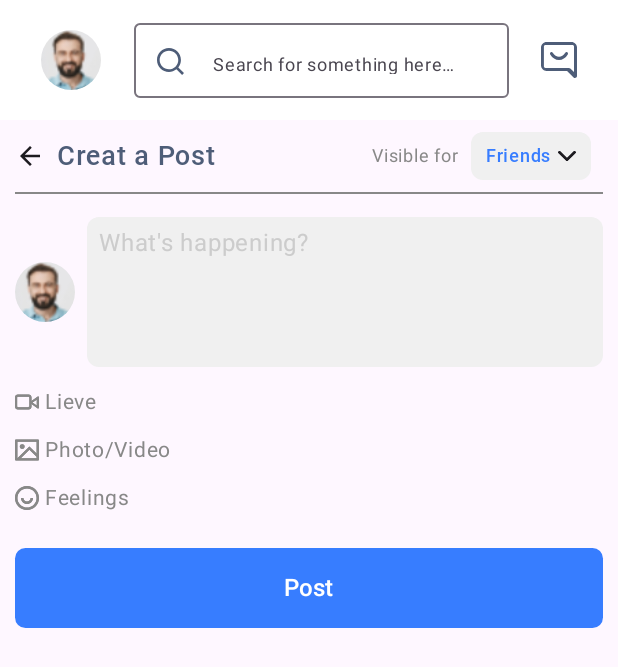
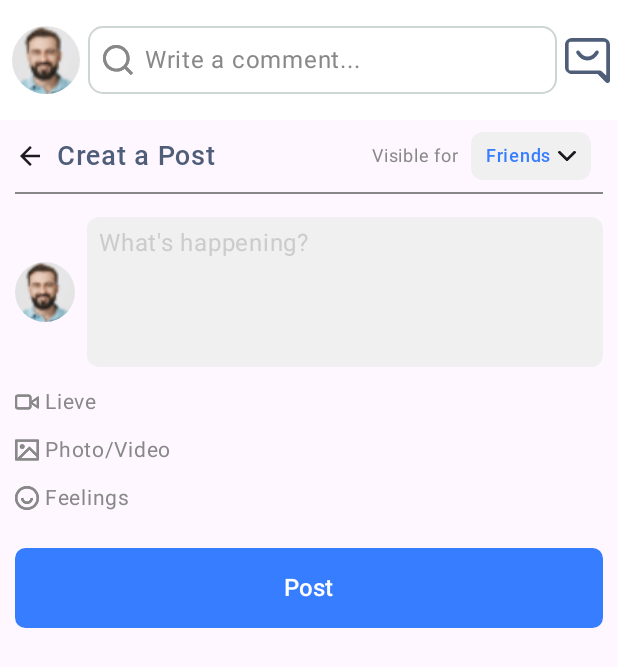
Before and after one commit to saif-uddin-shrabon/Meetmax, an Android app built with Jetpack Compose: the MainScreen screen opened through its navigation route, after a tap on "What's happening?", on a phone screen of 412 x 824 dp. Shown: the top 667 px of the screen. Run offline under Robolectric (Android 15) with nearby library versions, the phone set to English and light mode, and no system bars; our stand-ins replace Dagger/Hilt's generated code, Firebase (no records; nobody signed in at launch, a user with empty details on screens opened directly), livedata-compose; pictures from the network do not load.

Commit message:
Story Functionality

```diff
--- a/app/src/main/java/com/lilab/meetmax/Pages/AppComponent/CommonCmponent.kt
+++ b/app/src/main/java/com/lilab/meetmax/Pages/AppComponent/CommonCmponent.kt
@@ -4,9 +4,11 @@ import androidx.compose.animation.AnimatedVisibility
 import androidx.compose.foundation.BorderStroke
 import androidx.compose.foundation.Image
 import androidx.compose.foundation.background
+import androidx.compose.foundation.border
 import androidx.compose.foundation.layout.Arrangement
 import androidx.compose.foundation.layout.Box
 import androidx.compose.foundation.layout.Column
+import androidx.compose.foundation.layout.Row
 import androidx.compose.foundation.layout.Row
 import androidx.compose.foundation.layout.Spacer
 import androidx.compose.foundation.layout.fillMaxSize
@@ -28,6 +30,7 @@ import androidx.compose.material3.CircularProgressIndicator
 import androidx.compose.material3.Divider
 import androidx.compose.material3.Icon
 import androidx.compose.material3.MaterialTheme
+import androidx.compose.material3.OutlinedTextField
 import androidx.compose.material3.Text
 import androidx.compose.material3.TextButton
 import androidx.compose.runtime.Composable
@@ -37,6 +40,7 @@ import androidx.compose.ui.draw.clip
 import androidx.compose.ui.graphics.Color
 import androidx.compose.ui.res.colorResource
 import androidx.compose.ui.res.painterResource
+import androidx.compose.ui.res.stringResource
 import androidx.compose.ui.text.TextStyle
 import androidx.compose.ui.text.font.Font
 import androidx.compose.ui.text.font.FontFamily
@@ -45,13 +49,12 @@ import androidx.compose.ui.text.style.TextAlign
 import androidx.compose.ui.tooling.preview.Preview
 import androidx.compose.ui.unit.dp
 import androidx.compose.ui.unit.sp
-import com.lilab.meetmax.Pages.MainPages.SearchBar
 import com.lilab.meetmax.R
-import com.lilab.meetmax.services.domain.AuthEvents
-import com.lilab.meetmax.ui.theme.IconDark
 import com.lilab.meetmax.ui.theme.LightColorScheme
-import com.lilab.meetmax.ui.theme.textColor
 
+
+
+// Header Section
 @Composable
 fun Header(){
     Row(
@@ -125,7 +128,7 @@ fun Header(){
 }
 
 
-
+// Static Section are used for Login and Signup
 @Composable
 fun StaticSection(title: String, subtitle: String, newlineTex : String){
 
@@ -323,37 +326,80 @@ fun ToolbarSection() {
         verticalAlignment = Alignment.CenterVertically
     ) {
 
-        Spacer(modifier = Modifier.width(5.dp))
+        Spacer(modifier = Modifier.width(8.dp))
 
-        Box(
-            contentAlignment = Alignment.Center
-        ) {
+
             Image(
                 painter = painterResource(id = R.drawable.profile),
                 contentDescription = null,
                 modifier = Modifier
-                    .size(40.dp)
+                    .size(45.dp)
                     .clip(CircleShape)
             )
+        Spacer(modifier = Modifier.width(5.dp))
+
+        Row(
+            modifier = Modifier
+                .height(45.dp)
+                .weight(1f)
+                .background(Color.White)
+                .border(1.dp, colorResource(id = R.color.borderColor), RoundedCornerShape(10.dp)),
+
+            verticalAlignment = Alignment.CenterVertically,
+
+            ) {
+
+            Row(
+                modifier = Modifier.padding(start = 10.dp),
+                verticalAlignment = Alignment.CenterVertically,
+                horizontalArrangement = Arrangement.End
+            ) {
+
+                Icon(
+                    painter = painterResource(id = R.drawable.search),
+                    contentDescription = "Send",
+                    modifier = Modifier.size(20.dp),
+                    tint = Color.Gray
+                )
+
+            }
+            Spacer(modifier = Modifier.width(8.dp) )
+            BasicTextField(
+                value = "",
+                onValueChange = {},
+                singleLine = true,
+                modifier = Modifier.weight(1f),
+
+                decorationBox = { innerTextField ->
+                    Text(
+                        text = "Write a comment...",
+                        color = Color.Gray,
+
+
+                        )
+
+                    innerTextField()
+                },
+
+
+                )
+
+
+
 
         }
-        SearchBar()
 
-        Box(
-            contentAlignment = Alignment.Center
-        ) {
+        Spacer(modifier = Modifier.width(5.dp) )
             Image(
                 painter = painterResource(id = R.drawable.message),
                 contentDescription = "Angle Down Icon",
                 Modifier
-                    .size(24.dp)
+                    .size(30.dp)
+
 
             )
 
-        }
-
         Spacer(modifier = Modifier.width(5.dp))
-
 
     }
 }
@@ -509,8 +555,10 @@ fun HeaderLayout() {
 
    // StaticSection(title = "Login", subtitle ="Hello", newlineTex ="welcome")
 
-   // Header()
+  //  Header()
     //NoPostFound()
 
-    WarningDialog(title = "Warning", message = "Are you sure you want to delete this post?",  onConfirm = {})
+    ToolbarSection()
+
+   // WarningDialog(title = "Warning", message = "Are you sure you want to delete this post?",  onConfirm = {})
 }
--- a/app/src/main/java/com/lilab/meetmax/Pages/AppComponent/MainActivity.kt
+++ b/app/src/main/java/com/lilab/meetmax/Pages/AppComponent/MainActivity.kt
@@ -26,7 +26,6 @@ class MainActivity : ComponentActivity() {
            MeetmaxTheme {
                Surface {
                    val navController = rememberNavController()
-                   println("User Pref ID: ${getUserId(this)}")
                    if (getUserId(this) != "") {
                        MainNavigation(authViewModel = authViewModel, postViewModel = postViewModel, navController = navController, startDestination = Destination.MainScreen )
                    } else {
--- a/app/src/main/java/com/lilab/meetmax/Pages/AppComponent/PostSectionCard.kt
+++ b/app/src/main/java/com/lilab/meetmax/Pages/AppComponent/PostSectionCard.kt
@@ -1,5 +1,6 @@
 package com.lilab.meetmax.Pages.AppComponent
 
+import android.service.autofill.OnClickAction
 import androidx.compose.foundation.Image
 import androidx.compose.foundation.background
 import androidx.compose.foundation.border
@@ -56,7 +57,12 @@ fun PostSectionCard(navHostController: NavHostController){
 
    val shape = CircleShape
     var text by remember { mutableStateOf("") }
-    Box(modifier = Modifier.background(Color.White)) {
+    Box(
+        modifier = Modifier.background(Color.White).clickable {
+            navHostController.navigate(Destination.CreatPost)
+        }
+    )
+    {
 
 
         Column(
@@ -86,7 +92,7 @@ fun PostSectionCard(navHostController: NavHostController){
                         .padding(horizontal = 16.dp, vertical = 8.dp)
                         .clickable {
 
-                                navHostController.navigate(Destination.CreatPost)
+                               navHostController.navigate(Destination.CreatPost)
                         }
 
                 ) {
@@ -201,7 +207,9 @@ fun PostSectionCard(navHostController: NavHostController){
                         contentColor = Color.White
                     ),
 
-                    onClick = { },
+                    onClick = {
+                              navHostController.navigate(Destination.CreatPost)
+                    },
                 ) {
 
                     Text(
--- a/app/src/main/java/com/lilab/meetmax/Pages/AppComponent/StoryComponent.kt
+++ b/app/src/main/java/com/lilab/meetmax/Pages/AppComponent/StoryComponent.kt
@@ -5,16 +5,24 @@ import androidx.compose.foundation.background
 import androidx.compose.foundation.layout.Arrangement
 import androidx.compose.foundation.layout.Box
 import androidx.compose.foundation.layout.Column
+import androidx.compose.foundation.layout.Spacer
 import androidx.compose.foundation.layout.fillMaxSize
+import androidx.compose.foundation.layout.height
 import androidx.compose.foundation.layout.padding
 import androidx.compose.foundation.layout.size
 import androidx.compose.foundation.shape.CircleShape
+import androidx.compose.foundation.shape.RoundedCornerShape
+import androidx.compose.material3.Card
+import androidx.compose.material3.CardColors
+import androidx.compose.material3.CardDefaults
 import androidx.compose.material3.Text
 import androidx.compose.runtime.Composable
 import androidx.compose.ui.Alignment
 import androidx.compose.ui.Modifier
 import androidx.compose.ui.draw.clip
 import androidx.compose.ui.graphics.Color
+import androidx.compose.ui.modifier.modifierLocalConsumer
+import androidx.compose.ui.res.painterResource
 import androidx.compose.ui.text.font.Font
 import androidx.compose.ui.text.font.FontFamily
 import androidx.compose.ui.text.font.FontWeight
@@ -28,14 +36,13 @@ import com.lilab.meetmax.ui.theme.LightColorScheme
 import com.lilab.meetmax.ui.theme.textColor
 
 @Composable
-fun StoryComponent(imageUrl : String) {
+fun StoryComponent(imageUrl : String, name: String) {
 
 
-    val shape = CircleShape
-    Box(modifier = Modifier.background(Color.White)){
+        val shape = CircleShape
         Column (
 
-            modifier = Modifier.padding(start = 10.dp ,top =16.dp, end = 10.dp, bottom = 16.dp),
+            modifier = Modifier.padding(start = 10.dp, top = 16.dp, end = 10.dp, bottom = 16.dp),
             horizontalAlignment = Alignment.CenterHorizontally,
             verticalArrangement = Arrangement.Center
         ) {
@@ -54,18 +61,115 @@ fun StoryComponent(imageUrl : String) {
                 Box(
                     modifier = Modifier
                         .size(66.dp)
-                        .padding(6.dp)
+                        .padding(1.dp)
                         .background(color = Color.LightGray, shape = shape)
                         .clip(shape)
                 ) {
                     Image(
                         painter = rememberAsyncImagePainter(imageUrl),
                         contentDescription = null,
-                        modifier = Modifier.fillMaxSize().
-                        clip(shape)
+                        modifier = Modifier
+                            .fillMaxSize()
+
                     )
                 }
             }
+
+
+            Text(
+                text = name,
+                fontFamily = FontFamily(Font(R.font.rmedium, FontWeight.Medium)),
+                textAlign = TextAlign.Center,
+                fontSize = 16.sp,
+                color = LightColorScheme.tertiary,
+                modifier = Modifier.padding(top = 8.dp)
+            )
+
+        }
+
+
+
+
+}
+
+
+@Composable
+fun SingleStoryComponent(imageUrl : String) {
+
+
+    val shape = CircleShape
+
+        Column (
+            Modifier.padding(start = 10.dp, top = 16.dp, end = 5.dp, bottom = 10.dp),
+            horizontalAlignment = Alignment.CenterHorizontally,
+            verticalArrangement = Arrangement.Center
+        ) {
+
+            Box(
+                modifier = Modifier
+                    .size(70.dp)
+            ){
+                Box(
+                    modifier = Modifier
+                        .diagonalGradientBorder(
+                            colors = listOf(
+                                Color(0xFF377DFF),
+                                Color(0xFF377DFF),
+                                Color(0xFF377DFF),
+                            ),
+                            shape = shape,
+                            isFromRight = true
+                        )
+                ) {
+                    Box(
+                        modifier = Modifier
+                            .size(66.dp)
+                            .padding(1.dp)
+                            .background(color = Color.LightGray, shape = shape)
+                            .clip(shape)
+                    ) {
+                        Image(
+                            painter = rememberAsyncImagePainter(imageUrl),
+                            contentDescription = null,
+                            modifier = Modifier
+                                .fillMaxSize()
+                                .clip(shape)
+                        )
+                    }
+
+
+                }
+
+
+                Card (
+                    Modifier
+                        .size(18.dp)
+                        .background(Color.White, RoundedCornerShape(15.dp))
+                        .align(Alignment.BottomCenter),
+
+                    colors = CardDefaults.cardColors(
+                        containerColor = Color.White
+                    ),
+                    elevation = CardDefaults.cardElevation(
+                        defaultElevation = 5.dp,
+                    ),
+                ) {
+                   Column(
+                       modifier = Modifier.fillMaxSize(),
+                       horizontalAlignment = Alignment.CenterHorizontally,
+                       verticalArrangement = Arrangement.Center
+                   ) {
+                       Image(
+                           painter = painterResource(id = R.drawable.add),
+                           contentDescription = "add story",
+
+                           )
+                   }
+                }
+
+
+            }
+
 
 
             Text(
@@ -78,7 +182,7 @@ fun StoryComponent(imageUrl : String) {
             )
 
         }
-    }
+
 
 
 
@@ -87,5 +191,5 @@ fun StoryComponent(imageUrl : String) {
 @Preview(showBackground = true )
 @Composable
 fun StoryImagePreview() {
-    StoryComponent("https://picsum.photos/200/300")
+    StoryComponent("https://picsum.photos/200/300","Shrabon")
 }
--- /dev/null
+++ b/app/src/main/java/com/lilab/meetmax/Pages/AppComponent/StorySection.kt
@@ -0,0 +1,52 @@
+package com.lilab.meetmax.Pages.AppComponent
+
+import androidx.compose.foundation.background
+import androidx.compose.foundation.layout.Box
+import androidx.compose.foundation.layout.Row
+import androidx.compose.foundation.layout.Spacer
+import androidx.compose.foundation.layout.fillMaxWidth
+import androidx.compose.foundation.layout.padding
+import androidx.compose.foundation.layout.width
+import androidx.compose.foundation.lazy.LazyRow
+import androidx.compose.foundation.lazy.itemsIndexed
+import androidx.compose.runtime.Composable
+import androidx.compose.runtime.getValue
+import androidx.compose.ui.Modifier
+import androidx.compose.ui.graphics.Color
+import androidx.compose.ui.tooling.preview.Preview
+import androidx.compose.ui.unit.dp
+import com.lilab.meetmax.services.repository.StoryRepository
+
+
+@Composable
+fun SotrySection(){
+    val stories by StoryRepository.observeStories()
+    Box(
+        modifier = Modifier
+            .fillMaxWidth()
+            .background(Color.White)
+
+    ) {
+
+        LazyRow {
+            item {
+
+                SingleStoryComponent("https://randomuser.me/api/portraits/men/${20}.jpg")
+
+            }
+
+            itemsIndexed(stories){index, item ->
+                StoryComponent(imageUrl = item.image, item.name)
+            }
+
+
+        }
+
+    }
+}
+
+@Preview(showBackground = true,  widthDp = 360, heightDp = 640)
+@Composable
+fun Sotry(){
+    SotrySection()
+}
--- a/app/src/main/java/com/lilab/meetmax/Pages/MainPages/HomePage.kt
+++ b/app/src/main/java/com/lilab/meetmax/Pages/MainPages/HomePage.kt
@@ -39,6 +39,7 @@ import androidx.navigation.compose.rememberNavController
 import com.lilab.meetmax.Pages.AppComponent.NoPostFound
 import com.lilab.meetmax.Pages.AppComponent.PostItem
 import com.lilab.meetmax.Pages.AppComponent.PostSectionCard
+import com.lilab.meetmax.Pages.AppComponent.SotrySection
 import com.lilab.meetmax.Pages.AppComponent.StoryComponent
 import com.lilab.meetmax.Pages.AppComponent.ToolbarSection
 import com.lilab.meetmax.Pages.AppComponent.WarningDialog
@@ -66,7 +67,6 @@ fun HomePage(modifier: Modifier = Modifier, navHostController: NavHostController
 
     var ShowPost by remember { mutableStateOf(false) }
 
-    println("User Pref ID 2: ${SharedPref.getUserId(LocalContext.current)}")
 
 
     // Count of posts
@@ -89,12 +89,9 @@ fun HomePage(modifier: Modifier = Modifier, navHostController: NavHostController
              LazyColumn {
                     item{
                         ToolbarSection()
+                        Spacer(modifier = Modifier.height(7.dp))
 
-                        LazyRow {
-                            items(10) {
-                                StoryComponent("https://picsum.photos/200/300")
-                            }
-                        }
+                        SotrySection()
 
                         Spacer(modifier = Modifier.height(7.dp))
                         PostSectionCard(navHostController)
@@ -143,37 +140,7 @@ fun HomePage(modifier: Modifier = Modifier, navHostController: NavHostController
 
 
 @OptIn(ExperimentalMaterial3Api::class)
-@Composable
-fun SearchBar(){
 
-
-        OutlinedTextField(
-            modifier = Modifier
-                .height(50.dp)
-                .width(250.dp),
-            value = "",
-            onValueChange = {},
-            leadingIcon = {
-                Image(
-                    painter = painterResource(id = R.drawable.search),
-                    contentDescription = "Search Icon",
-                    Modifier.size(18.dp)
-                )
-            },
-            placeholder = {
-                Text(
-
-                    text = stringResource(id = R.string.SearchPlaceholder),
-                    fontSize = 12.sp,
-                    textAlign = TextAlign.Center,
-                )
-            },
-
-        )
-
-
-
-}
 
 @Preview(showBackground = true,  widthDp = 360, heightDp = 640, apiLevel = 33)
 @Composable
--- /dev/null
+++ b/app/src/main/java/com/lilab/meetmax/services/model/StoryData.kt
@@ -0,0 +1,47 @@
+package com.lilab.meetmax.services.model
+
+data class StoryData (
+    val image: String,
+    val name: String
+)
+
+val names = arrayOf(
+    "Saleh",
+    "Edilson",
+    "Afrim",
+    "Eduardo",
+    "Elison",
+    "Raju",
+    "Suraj",
+    "David",
+    "Tushar",
+    "Jyotirmoy",
+    "Adam",
+    "Alex",
+    "Aaron",
+    "Ben",
+    "Carl",
+    "Dan",
+    "David",
+    "Edward",
+    "Fred",
+    "Frank",
+    "George",
+    "Hal",
+    "Hank",
+    "Ike",
+    "John",
+    "Jack",
+    "Joe",
+    "Larry",
+    "Monte",
+    "Matthew",
+    "Mark",
+    "Nathan",
+    "Otto",
+    "Paul",
+    "Peter",
+    "Roger",
+    "Roger",
+    "Steve"
+)
--- /dev/null
+++ b/app/src/main/java/com/lilab/meetmax/services/repository/StoryRepository.kt
@@ -0,0 +1,32 @@
+package com.lilab.meetmax.services.repository
+
+import androidx.compose.runtime.MutableState
+import androidx.compose.runtime.mutableStateOf
+import com.lilab.meetmax.services.model.StoryData
+import com.lilab.meetmax.services.model.names
+
+object StoryRepository {
+
+    private val sotries = mutableStateOf<List<StoryData>>(emptyList())
+
+    val _stories = ArrayList<StoryData>()
+
+    private fun populateStories() {
+
+        (0..9).forEach { index ->
+            val story = StoryData(
+                image = "https://randomuser.me/api/portraits/men/${index + 1}.jpg",
+                name = names[index]
+            )
+            _stories.add(story)
+        }
+
+        sotries.value = _stories
+    }
+
+    init {
+        populateStories()
+    }
+
+    fun observeStories() : MutableState<List<StoryData>> = sotries
+}
--- a/app/src/main/res/values/colors.xml
+++ b/app/src/main/res/values/colors.xml
@@ -12,4 +12,5 @@
     <color name="containerbackground">#FFFFFF</color>
     <color name="textColor">#4E5D78</color>
     <color name="textColorSecondary">#4E9DADBF</color>
+    <color name="borderColor">#4E5D7866</color>
 </resources>
```
Also changed, not shown: app/src/main/java/com/lilab/meetmax/Pages/AdaptiveScreen/AdaptiveScreenSize.kt (added, +34 -0 lines), app/src/main/java/com/lilab/meetmax/Pages/AppComponent/PostItem.kt (+179 -22 lines).
